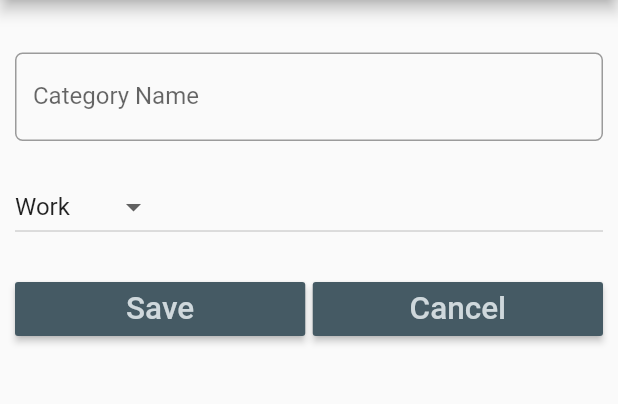
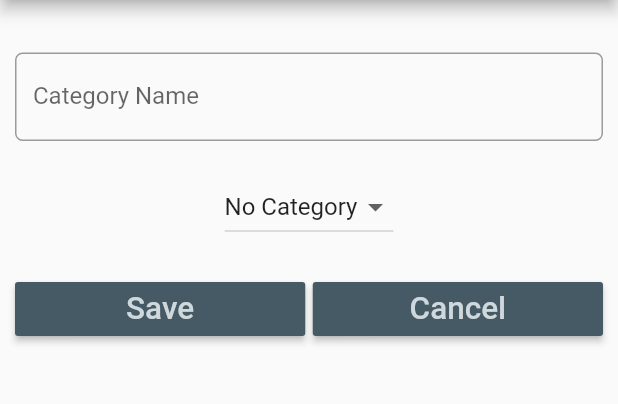
Before and after one commit to yogameleniawan/flutter_app_todolist_restapi, a Flutter app: the FormCategory screen opened directly with empty values, on a phone screen of 412 x 824 dp, the part 84-488 px from its top. Run offline on Flutter 3.47's test engine with Material 2 defaults, Android fonts, the light colour scheme and no system bars; our stand-ins replace flutter_slidable, sqflite; accounts and stored records are empty.

Commit message:
update icon category

```diff
--- a/lib/pages/formCategory.dart
+++ b/lib/pages/formCategory.dart
@@ -15,8 +15,8 @@ class FormCategoryState extends State<FormCategory> {
   Category category;
   FormCategoryState(this.category);
   TextEditingController categoryName = TextEditingController();
-  var listIcon = ["Work", "Shopping", "Home"];
-  String _newValue = "Work";
+  var listIcon = ["No Category", "Work", "Shopping", "Home"];
+  String _newValue = "No Category";
   bool status = false;
 
   void dropdownOnChanged(String changeValue) {
@@ -32,7 +32,7 @@ class FormCategoryState extends State<FormCategory> {
     if (category != null) {
       categoryName.text = category.categoryName;
       if (category.icon == "") {
-        category.icon == "Work";
+        category.icon == "No Category";
       } else {
         if (status == true) {
           category.icon = _newValue;
@@ -67,7 +67,8 @@ class FormCategoryState extends State<FormCategory> {
                   },
                 ),
               ),
-              DropdownButton<String>(
+              Center(
+                child: DropdownButton<String>(
                   items: listIcon.map((String value) {
                     return DropdownMenuItem<String>(
                       value: value,
@@ -76,6 +77,7 @@ class FormCategoryState extends State<FormCategory> {
                   }).toList(),
                   value: _newValue,
                   onChanged: dropdownOnChanged,
+                ),
               ),
 
 // tombol button
--- a/lib/pages/home.dart
+++ b/lib/pages/home.dart
@@ -60,7 +60,7 @@ class HomeState extends State<Home> {
                       child: const Text('Add Category'),
                       onPressed: () async {
                         if (category == null) {
-                          category = Category(categoryName.text, "Work");
+                          category = Category(categoryName.text, "No Category");
                         } else {
                           category.categoryName = categoryName.text;
                         }
@@ -227,7 +227,9 @@ class HomeState extends State<Home> {
         var iconString;
         var textStyle;
         id = this.categoryList[index].id;
-        if (categoryList[index].icon == "Work") {
+        if (categoryList[index].icon == "No Category") {
+          textStyle = TextStyle(color: Colors.black54, fontSize: 25);
+        } else if (categoryList[index].icon == "Work") {
           iconString = Icon(
             Icons.work,
             color: Colors.white,
```
Lines whose indentation alone changed are shown as unchanged.
